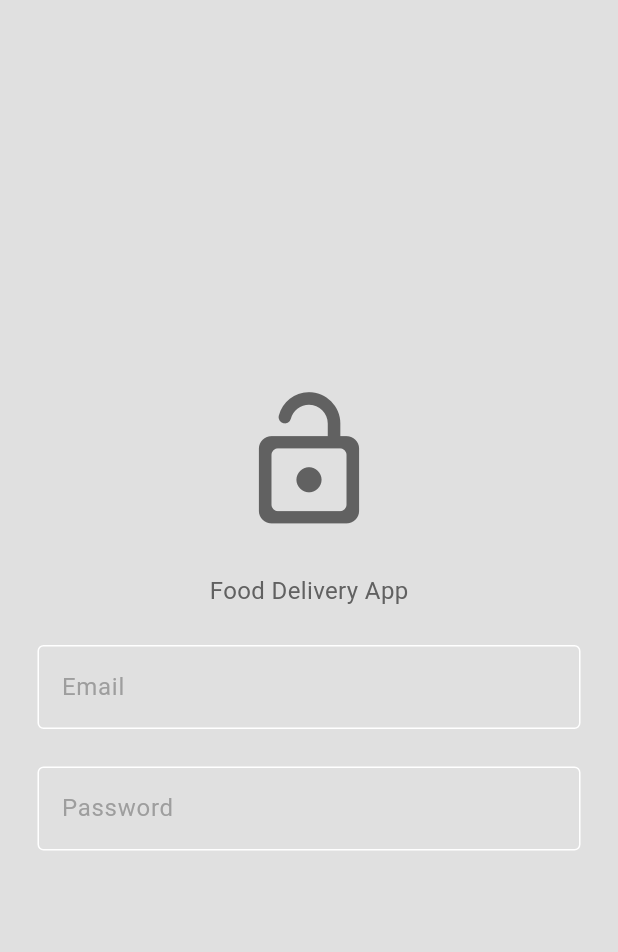
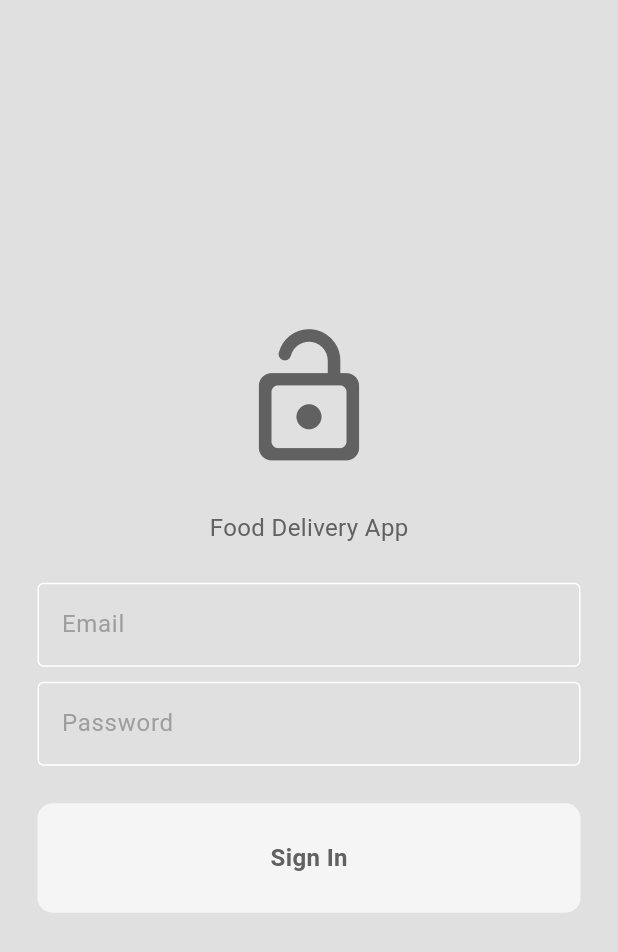
Before and after one commit to Briankurtish/Flutter-Food-delivery-Application, a Flutter app: the screen it shows after launch, on a phone screen of 412 x 824 dp. Shown: the top 952 px of the screen. Run offline on Flutter 3.47's test engine with Material 3 defaults, Android fonts, the phone set to English and light mode, and no system bars.

Commit message:
styled the button and added to page

```diff
--- a/lib/components/my_button.dart
+++ b/lib/components/my_button.dart
@@ -11,10 +11,21 @@
     return GestureDetector(
       onTap: onTap,
       child: Container(
-        decoration:
-            BoxDecoration(color: Theme.of(context).colorScheme.secondary),
+        padding: const EdgeInsets.all(25),
+        margin: const EdgeInsets.symmetric(horizontal: 25),
+        decoration: BoxDecoration(
+          color: Theme.of(context).colorScheme.secondary,
+          borderRadius: BorderRadius.circular(10),
+        ),
         child: Center(
-          child: Text(text),
+          child: Text(
+            text,
+            style: TextStyle(
+              fontWeight: FontWeight.bold,
+              color: Theme.of(context).colorScheme.inversePrimary,
+              fontSize: 16,
+            ),
+          ),
         ),
       ),
     );
--- a/lib/pages/login_page.dart
+++ b/lib/pages/login_page.dart
@@ -1,3 +1,4 @@
+import 'package:demo_tes/components/my_button.dart';
 import 'package:demo_tes/components/my_textfield.dart';
 import 'package:flutter/material.dart';
 
@@ -43,7 +44,7 @@
               obscureText: false,
             ),
 
-            const SizedBox(height: 25),
+            const SizedBox(height: 10),
 
             // password textfield
             MyTextField(
@@ -52,7 +53,13 @@
               obscureText: true,
             ),
 
+            const SizedBox(height: 25),
+
             // sign in button
+            MyButton(
+              text: "Sign In",
+              onTap: () {},
+            ),
 
             // not a member? register now
           ],
```
